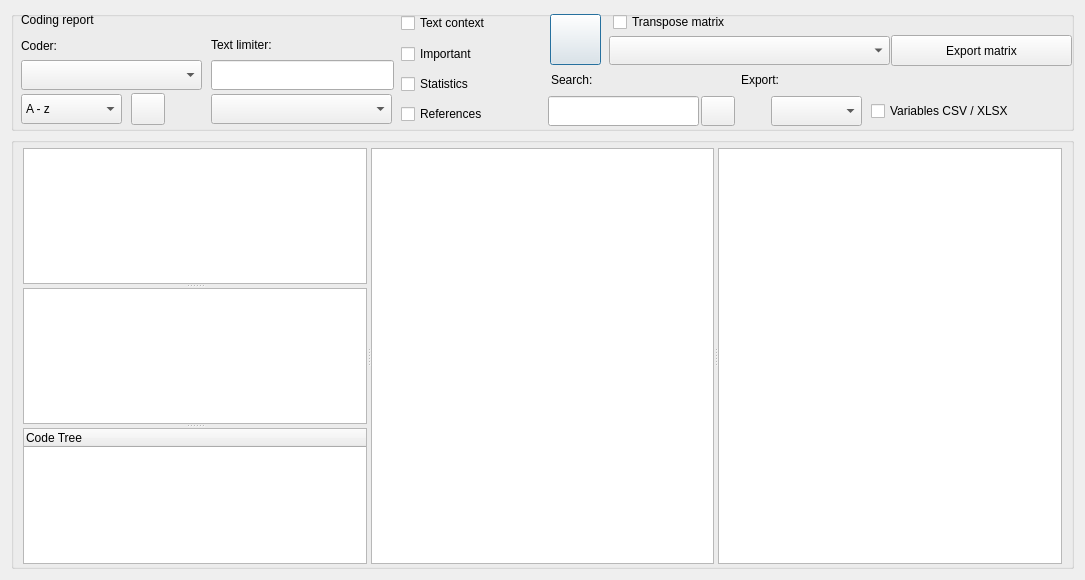
The window that src/GUI_UIs/ui_dialog_report_codings.ui (ccbogel/QualCoder) describes before a commit, drawn with Qt 5.
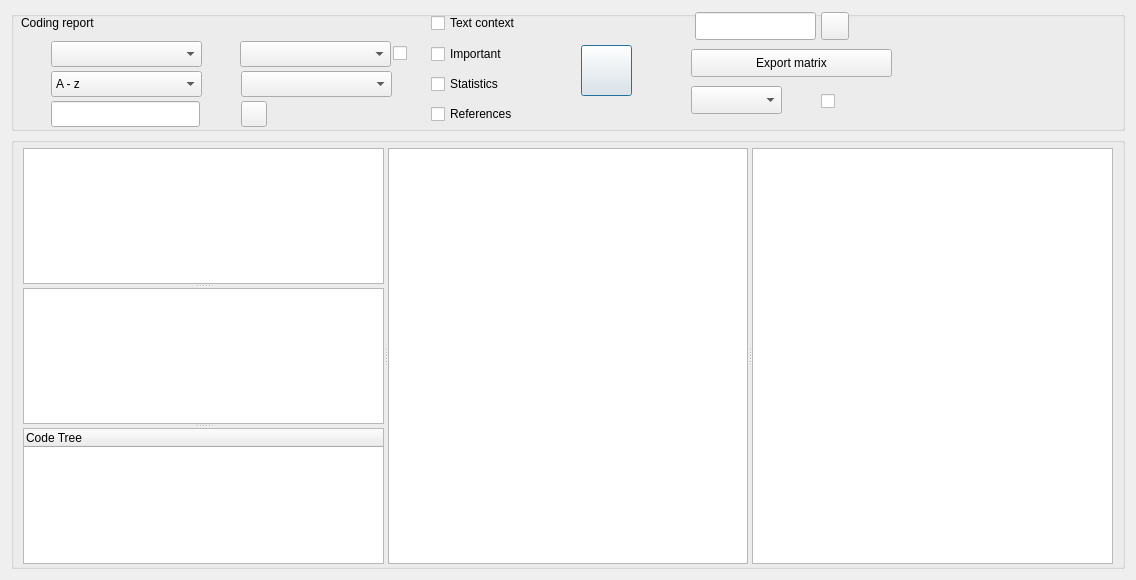
The same window after the commit.

```diff
--- a/src/GUI_UIs/ui_dialog_report_codings.ui
+++ b/src/GUI_UIs/ui_dialog_report_codings.ui
@@ -9,7 +9,7 @@
    <rect>
     <x>0</x>
     <y>0</y>
-    <width>1085</width>
+    <width>1136</width>
     <height>580</height>
    </rect>
   </property>
@@ -43,34 +43,18 @@
      <widget class="QLineEdit" name="lineEdit">
       <property name="geometry">
        <rect>
-        <x>200</x>
-        <y>49</y>
-        <width>183</width>
-        <height>30</height>
+        <x>40</x>
+        <y>90</y>
+        <width>149</width>
+        <height>26</height>
        </rect>
       </property>
      </widget>
-     <widget class="QLabel" name="label_text_limiter">
-      <property name="geometry">
-       <rect>
-        <x>200</x>
-        <y>23</y>
-        <width>183</width>
-        <height>22</height>
-       </rect>
-      </property>
-      <property name="text">
-       <string>Text limiter:</string>
-      </property>
-      <property name="wordWrap">
-       <bool>true</bool>
-      </property>
-     </widget>
      <widget class="QPushButton" name="pushButton_run_report">
       <property name="geometry">
        <rect>
-        <x>539</x>
-        <y>3</y>
+        <x>570</x>
+        <y>34</y>
         <width>51</width>
         <height>51</height>
        </rect>
@@ -82,36 +66,23 @@
        <string/>
       </property>
      </widget>
-     <widget class="QLabel" name="label_coder">
-      <property name="geometry">
-       <rect>
-        <x>10</x>
-        <y>24</y>
-        <width>130</width>
-        <height>22</height>
-       </rect>
-      </property>
-      <property name="text">
-       <string>Coder:</string>
-      </property>
-     </widget>
      <widget class="QComboBox" name="comboBox_coders">
       <property name="geometry">
        <rect>
-        <x>10</x>
-        <y>49</y>
-        <width>181</width>
-        <height>30</height>
+        <x>40</x>
+        <y>30</y>
+        <width>151</width>
+        <height>26</height>
        </rect>
       </property>
      </widget>
      <widget class="QPushButton" name="pushButton_attributeselect">
       <property name="geometry">
        <rect>
-        <x>120</x>
-        <y>82</y>
-        <width>34</width>
-        <height>32</height>
+        <x>230</x>
+        <y>90</y>
+        <width>26</width>
+        <height>26</height>
        </rect>
       </property>
       <property name="toolTip">
@@ -125,8 +96,8 @@
      <widget class="QLabel" name="label_exports">
       <property name="geometry">
        <rect>
-        <x>731</x>
-        <y>89</y>
+        <x>650</x>
+        <y>79</y>
         <width>24</width>
         <height>24</height>
        </rect>
@@ -141,10 +112,10 @@
      <widget class="QComboBox" name="comboBox_export">
       <property name="geometry">
        <rect>
-        <x>760</x>
-        <y>85</y>
+        <x>680</x>
+        <y>75</y>
         <width>91</width>
-        <height>30</height>
+        <height>28</height>
        </rect>
       </property>
       <item>
@@ -187,7 +158,7 @@
       <property name="geometry">
        <rect>
         <x>10</x>
-        <y>-3</y>
+        <y>0</y>
         <width>191</width>
         <height>23</height>
        </rect>
@@ -199,10 +170,10 @@
      <widget class="QComboBox" name="comboBox_matrix">
       <property name="geometry">
        <rect>
-        <x>598</x>
-        <y>25</y>
-        <width>281</width>
-        <height>29</height>
+        <x>229</x>
+        <y>30</y>
+        <width>151</width>
+        <height>26</height>
        </rect>
       </property>
       <property name="maximumSize">
@@ -218,7 +189,7 @@
      <widget class="QCheckBox" name="checkBox_important">
       <property name="geometry">
        <rect>
-        <x>390</x>
+        <x>420</x>
         <y>30</y>
         <width>131</width>
         <height>26</height>
@@ -234,10 +205,10 @@
      <widget class="QComboBox" name="comboBox_memos">
       <property name="geometry">
        <rect>
-        <x>200</x>
-        <y>83</y>
-        <width>181</width>
-        <height>30</height>
+        <x>230</x>
+        <y>60</y>
+        <width>151</width>
+        <height>26</height>
        </rect>
       </property>
       <property name="toolTip">
@@ -247,10 +218,10 @@
      <widget class="QLabel" name="label_memos">
       <property name="geometry">
        <rect>
-        <x>170</x>
-        <y>81</y>
-        <width>28</width>
-        <height>28</height>
+        <x>200</x>
+        <y>60</y>
+        <width>24</width>
+        <height>24</height>
        </rect>
       </property>
       <property name="toolTip">
@@ -263,7 +234,7 @@
      <widget class="QCheckBox" name="checkBox_show_stats">
       <property name="geometry">
        <rect>
-        <x>390</x>
+        <x>420</x>
         <y>60</y>
         <width>131</width>
         <height>26</height>
@@ -279,20 +250,23 @@
      <widget class="QCheckBox" name="checkBox_matrix_transpose">
       <property name="geometry">
        <rect>
-        <x>602</x>
-        <y>-1</y>
-        <width>231</width>
+        <x>382</x>
+        <y>30</y>
+        <width>21</width>
         <height>24</height>
        </rect>
       </property>
-      <property name="text">
+      <property name="toolTip">
        <string>Transpose matrix</string>
       </property>
+      <property name="text">
+       <string/>
+      </property>
      </widget>
      <widget class="QCheckBox" name="checkBox_text_context">
       <property name="geometry">
        <rect>
-        <x>390</x>
+        <x>420</x>
         <y>-1</y>
         <width>131</width>
         <height>26</height>
@@ -309,42 +283,23 @@
      <widget class="QLineEdit" name="lineEdit_search_results">
       <property name="geometry">
        <rect>
-        <x>537</x>
-        <y>85</y>
-        <width>151</width>
-        <height>30</height>
+        <x>684</x>
+        <y>1</y>
+        <width>121</width>
+        <height>28</height>
        </rect>
       </property>
       <property name="toolTip">
        <string>Search results for text</string>
       </property>
      </widget>
-     <widget class="QLabel" name="label_search_results">
-      <property name="geometry">
-       <rect>
-        <x>540</x>
-        <y>58</y>
-        <width>101</width>
-        <height>22</height>
-       </rect>
-      </property>
-      <property name="text">
-       <string>Search:</string>
-      </property>
-      <property name="alignment">
-       <set>Qt::AlignLeading|Qt::AlignLeft|Qt::AlignVCenter</set>
-      </property>
-      <property name="wordWrap">
-       <bool>true</bool>
-      </property>
-     </widget>
      <widget class="QPushButton" name="pushButton_search_next">
       <property name="geometry">
        <rect>
-        <x>690</x>
-        <y>85</y>
-        <width>34</width>
-        <height>30</height>
+        <x>810</x>
+        <y>1</y>
+        <width>28</width>
+        <height>28</height>
        </rect>
       </property>
       <property name="toolTip">
@@ -357,10 +312,10 @@
      <widget class="QComboBox" name="comboBox_sort">
       <property name="geometry">
        <rect>
-        <x>10</x>
-        <y>83</y>
-        <width>101</width>
-        <height>30</height>
+        <x>40</x>
+        <y>60</y>
+        <width>151</width>
+        <height>26</height>
        </rect>
       </property>
       <property name="toolTip">
@@ -387,32 +342,33 @@
         <string>1 - 10</string>
        </property>
       </item>
-     </widget>
-     <widget class="QLabel" name="label_export">
-      <property name="geometry">
-       <rect>
-        <x>730</x>
-        <y>58</y>
-        <width>121</width>
-        <height>22</height>
-       </rect>
-      </property>
-      <property name="text">
-       <string>Export:</string>
-      </property>
-      <property name="alignment">
-       <set>Qt::AlignLeading|Qt::AlignLeft|Qt::AlignVCenter</set>
-      </property>
-      <property name="wordWrap">
-       <bool>true</bool>
-      </property>
+      <item>
+       <property name="text">
+        <string>Frequency descending</string>
+       </property>
+      </item>
+      <item>
+       <property name="text">
+        <string>Frequency ascending</string>
+       </property>
+      </item>
+      <item>
+       <property name="text">
+        <string>Images vertically</string>
+       </property>
+      </item>
+      <item>
+       <property name="text">
+        <string>AV timeline</string>
+       </property>
+      </item>
      </widget>
      <widget class="QCheckBox" name="checkBox_variables">
       <property name="geometry">
        <rect>
-        <x>860</x>
-        <y>90</y>
-        <width>201</width>
+        <x>810</x>
+        <y>80</y>
+        <width>21</width>
         <height>20</height>
        </rect>
       </property>
@@ -420,16 +376,16 @@
        <string>Export file or case variables in columns for CSV or XLSX export</string>
       </property>
       <property name="text">
-       <string>Variables CSV / XLSX</string>
+       <string/>
       </property>
      </widget>
      <widget class="QPushButton" name="pushButton_export_matrix">
       <property name="geometry">
        <rect>
-        <x>880</x>
-        <y>24</y>
-        <width>181</width>
-        <height>31</height>
+        <x>680</x>
+        <y>38</y>
+        <width>201</width>
+        <height>28</height>
        </rect>
       </property>
       <property name="text">
@@ -439,7 +395,7 @@
      <widget class="QCheckBox" name="checkBox_show_refs">
       <property name="geometry">
        <rect>
-        <x>390</x>
+        <x>420</x>
         <y>90</y>
         <width>131</width>
         <height>26</height>
@@ -452,6 +408,118 @@
        <string>References</string>
       </property>
      </widget>
+     <widget class="QLabel" name="label_coders">
+      <property name="geometry">
+       <rect>
+        <x>10</x>
+        <y>31</y>
+        <width>26</width>
+        <height>26</height>
+       </rect>
+      </property>
+      <property name="toolTip">
+       <string>Select Coder. Blank for all.</string>
+      </property>
+      <property name="text">
+       <string/>
+      </property>
+     </widget>
+     <widget class="QLabel" name="label_search">
+      <property name="geometry">
+       <rect>
+        <x>650</x>
+        <y>2</y>
+        <width>26</width>
+        <height>26</height>
+       </rect>
+      </property>
+      <property name="toolTip">
+       <string>Search results text</string>
+      </property>
+      <property name="text">
+       <string/>
+      </property>
+     </widget>
+     <widget class="QLabel" name="label_text_limiter">
+      <property name="geometry">
+       <rect>
+        <x>8</x>
+        <y>91</y>
+        <width>26</width>
+        <height>26</height>
+       </rect>
+      </property>
+      <property name="toolTip">
+       <string>Text limiter to restrict search results.</string>
+      </property>
+      <property name="text">
+       <string/>
+      </property>
+     </widget>
+     <widget class="QLabel" name="label_matrix">
+      <property name="geometry">
+       <rect>
+        <x>200</x>
+        <y>30</y>
+        <width>26</width>
+        <height>26</height>
+       </rect>
+      </property>
+      <property name="toolTip">
+       <string>Matrix</string>
+      </property>
+      <property name="text">
+       <string/>
+      </property>
+     </widget>
+     <widget class="QLabel" name="label_export_matrix">
+      <property name="geometry">
+       <rect>
+        <x>650</x>
+        <y>40</y>
+        <width>24</width>
+        <height>24</height>
+       </rect>
+      </property>
+      <property name="toolTip">
+       <string>Export matrix</string>
+      </property>
+      <property name="text">
+       <string/>
+      </property>
+     </widget>
+     <widget class="QLabel" name="label_variables">
+      <property name="geometry">
+       <rect>
+        <x>777</x>
+        <y>76</y>
+        <width>28</width>
+        <height>28</height>
+       </rect>
+      </property>
+      <property name="toolTip">
+       <string>Export file or case variables in columns for CSV or XLSX export</string>
+      </property>
+      <property name="text">
+       <string/>
+      </property>
+     </widget>
+     <widget class="QLabel" name="label_sort">
+      <property name="geometry">
+       <rect>
+        <x>10</x>
+        <y>60</y>
+        <width>26</width>
+        <height>26</height>
+       </rect>
+      </property>
+      <property name="toolTip">
+       <string>Sort options</string>
+      </property>
+      <property name="text">
+       <string/>
+      </property>
+     </widget>
     </widget>
    </item>
    <item>
```
Left out of the diff: 18 changed lines with no effect on the pictures.
